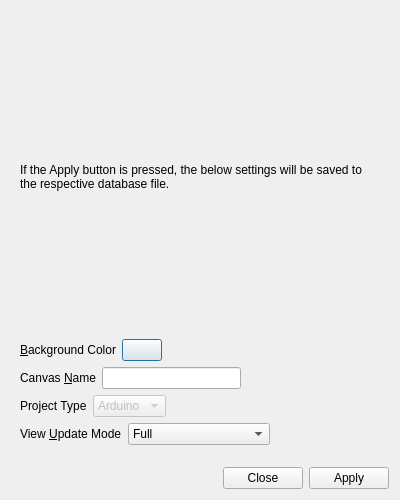
First picture: the form in UI/glowbot-canvas-settings.ui, repository textbrowser/glitch, before the edit.
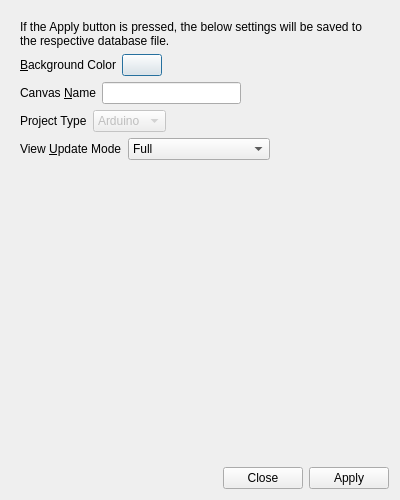
Second picture: the form after the edit. Icons and pictures are not drawn.

Commit message: Fixed widget size.

```diff
--- a/UI/glowbot-canvas-settings.ui
+++ b/UI/glowbot-canvas-settings.ui
@@ -32,12 +32,18 @@
         <x>0</x>
         <y>0</y>
         <width>382</width>
-        <height>451</height>
+        <height>449</height>
        </rect>
       </property>
       <layout class="QVBoxLayout" name="verticalLayout_2">
        <item>
         <widget class="QLabel" name="label_5">
+         <property name="sizePolicy">
+          <sizepolicy hsizetype="Preferred" vsizetype="Fixed">
+           <horstretch>0</horstretch>
+           <verstretch>0</verstretch>
+          </sizepolicy>
+         </property>
          <property name="text">
           <string>If the Apply button is pressed, the below settings will be saved to the respective database file.</string>
          </property>
@@ -217,6 +223,12 @@
          <property name="orientation">
           <enum>Qt::Vertical</enum>
          </property>
+         <property name="sizeHint" stdset="0">
+          <size>
+           <width>0</width>
+           <height>0</height>
+          </size>
+         </property>
         </spacer>
        </item>
       </layout>
```
